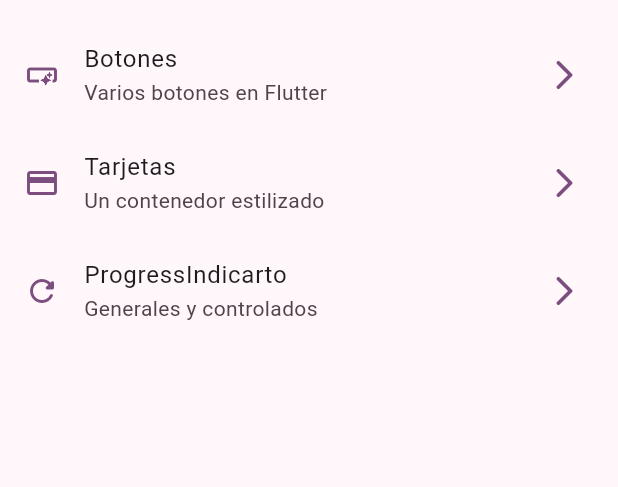
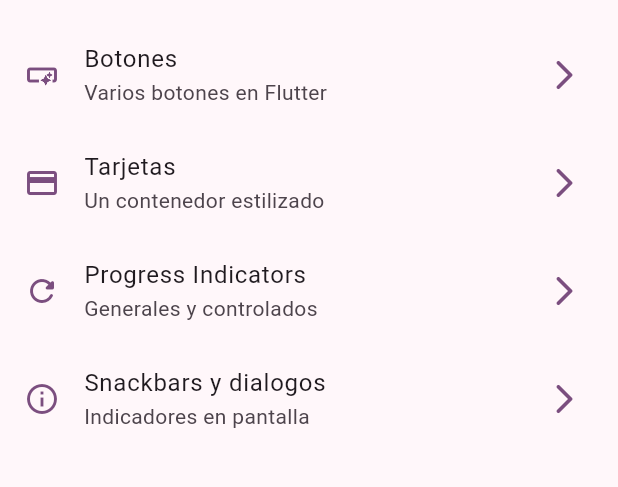
Before and after one commit to Rogerr14/Material-3-Flutter, a Flutter app: the screen it shows after launch, on a phone screen of 412 x 824 dp, the part 63-550 px from its top. Run offline on Flutter 3.47's test engine with Material 3 defaults, Android fonts, the phone set to English and light mode, and no system bars; our stand-ins replace go_router.

Commit message:
snackbars dialogs terminado

```diff
--- a/lib/config/menu/menu_items.dart
+++ b/lib/config/menu/menu_items.dart
@@ -28,9 +28,16 @@ const appMenuItems = <MenuItem>[
     icon: Icons.credit_card,
   ),
    MenuItem(
-    title: 'ProgressIndicarto',
+    title: 'Progress Indicators',
     subTitle: 'Generales y controlados',
     link: '/progress',
     icon: Icons.refresh_rounded,
   ),
+
+   MenuItem(
+    title: 'Snackbars y dialogos',
+    subTitle: 'Indicadores en pantalla',
+    link: '/snackbars',
+    icon: Icons.info_outline
+  ),
 ];
--- a/lib/config/router/app_router.dart
+++ b/lib/config/router/app_router.dart
@@ -1,6 +1,7 @@
 
 import 'package:go_router/go_router.dart';
 import 'package:widgets_app/presentation/screens/screens.dart';
+import 'package:widgets_app/presentation/screens/snackbar/snackbar_screen.dart';
 
 final appRouter = GoRouter(
   initialLocation: '/',
@@ -25,4 +26,9 @@ final appRouter = GoRouter(
     name: ProgressScreen.name,
     builder: (context, state) => const ProgressScreen(),
   ),
+  GoRoute(
+    path: '/snackbars',
+    name: SnackbarsScreen.name,
+    builder: (context, state) => const SnackbarsScreen(),
+  ),
 ]);
--- a/lib/main.dart
+++ b/lib/main.dart
@@ -12,6 +12,7 @@ class MainApp extends StatelessWidget {
   @override
   Widget build(BuildContext context) {
     return MaterialApp.router(
+      title: 'Flutter Widgets',
       routerConfig: appRouter,
       debugShowCheckedModeBanner: false,
       theme: AppTheme(selectedColor: 3).getTheme(),
```
Also changed, not shown: lib/presentation/screens/snackbar/snackbar_screen.dart (+62 -3 lines).
